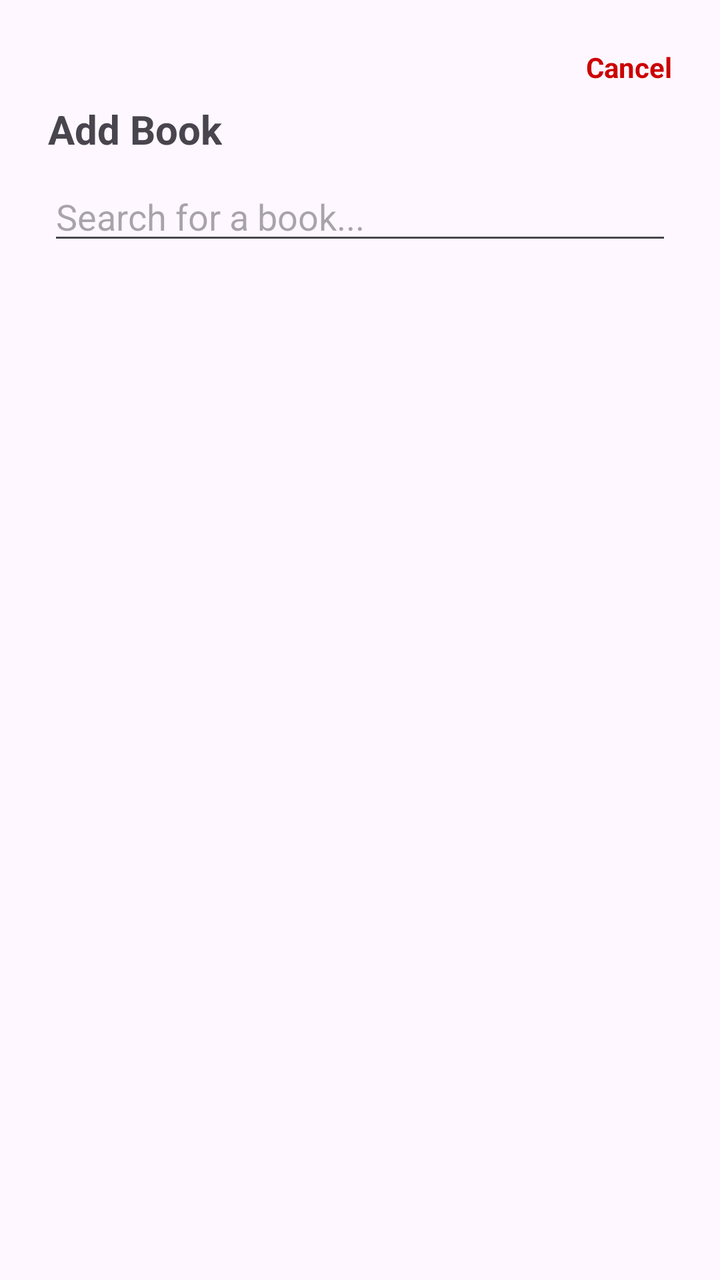
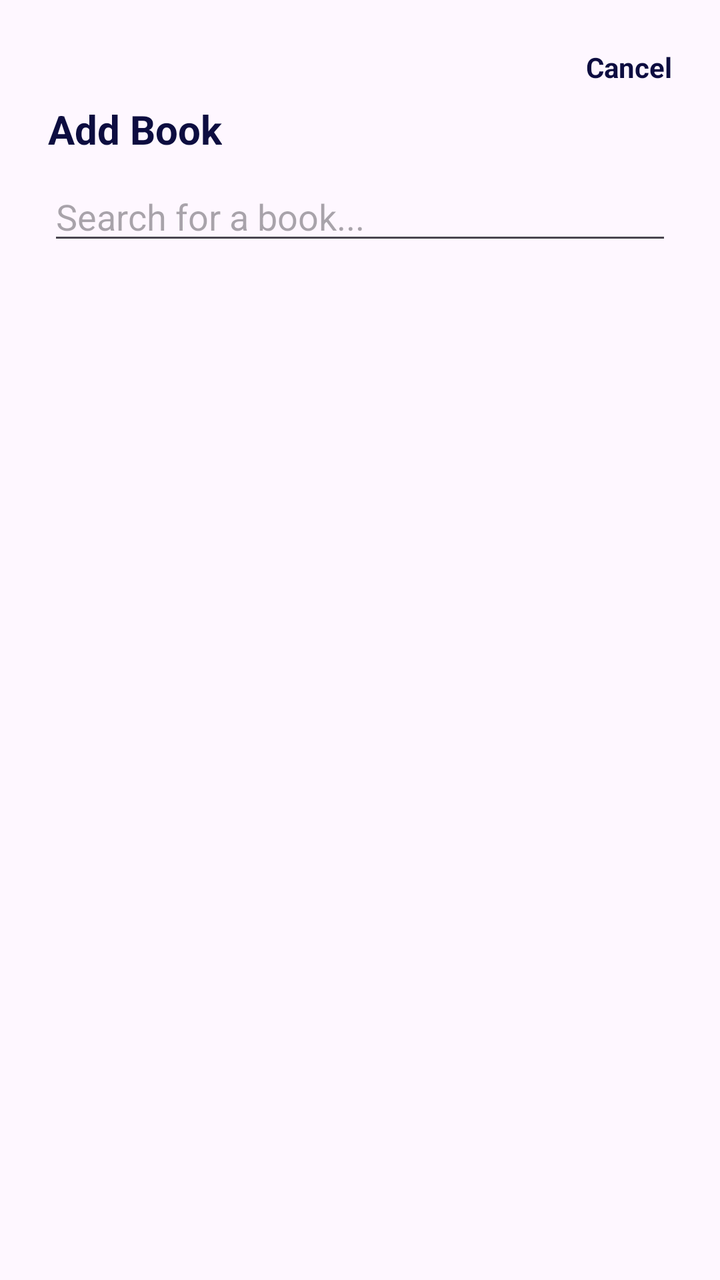

Screens rendered from an Android XML layout before and after an edit, with the pre-edit source and the edit as a unified diff.
<!-- AndroidManifest.xml: application theme Theme.FrontendBook -->
<!-- res/layout/fragment_add_book.xml -->
<?xml version="1.0" encoding="utf-8"?>
<LinearLayout
    xmlns:android="http://schemas.android.com/apk/res/android"
    android:layout_width="match_parent"
    android:layout_height="wrap_content"
    android:orientation="vertical"
    android:padding="24dp">

    
    <TextView
        android:id="@+id/cancelButton"
        android:layout_width="wrap_content"
        android:layout_height="wrap_content"
        android:text="Cancel"
        android:textColor="@android:color/holo_red_dark"
        android:textStyle="bold"
        android:layout_gravity="end"
        android:paddingBottom="8dp" />

    
    <TextView
        android:id="@+id/addBookTitle"
        android:layout_width="wrap_content"
        android:layout_height="wrap_content"
        android:text="Add Book"
        android:textSize="20sp"
        android:textStyle="bold"
        android:paddingBottom="8dp" />

    
    <EditText
        android:id="@+id/searchInput"
        android:layout_width="match_parent"
        android:layout_height="wrap_content"
        android:hint="Search for a book..." />

    
    <ScrollView
        android:layout_width="match_parent"
        android:layout_height="200dp"
        android:layout_marginTop="12dp">

        <LinearLayout
            android:id="@+id/browseButtonList"
            android:layout_width="match_parent"
            android:layout_height="wrap_content"
            android:orientation="vertical" />
    </ScrollView>
</LinearLayout>
<!-- resources referenced by this layout -->
<resources>
  <style name="Theme.FrontendBook" parent="Base.Theme.FrontendBook" />
  <style name="Base.Theme.FrontendBook" parent="Theme.Material3.DayNight.NoActionBar">
          <item name="colorPrimary">@color/primary_bordo</item>
          <item name="colorPrimaryVariant">@color/primary_bordo_dark</item> 
          <item name="colorOnPrimary">@color/white</item>
          <item name="colorSecondary">@color/background_light</item>
          <item name="colorOutline">@color/outline_bordo</item>
      </style>
  <color name="primary_bordo">#400505</color>
  <color name="primary_bordo_dark">#2A0303</color>
  <color name="white">#FFFFFFFF</color>
  <color name="background_light">#F9F9F9</color>
  <color name="outline_bordo">#400505</color>
</resources>

<!-- the commit's change to res/layout/fragment_add_book.xml (unified diff, before → after) -->
@@ -12,7 +12,7 @@
         android:layout_width="wrap_content"
         android:layout_height="wrap_content"
         android:text="Cancel"
-        android:textColor="@android:color/holo_red_dark"
+        android:textColor="@color/primary_dark"
         android:textStyle="bold"
         android:layout_gravity="end"
         android:paddingBottom="8dp" />
@@ -22,6 +22,7 @@
         android:id="@+id/addBookTitle"
         android:layout_width="wrap_content"
         android:layout_height="wrap_content"
+        android:textColor="@color/primary_dark"
         android:text="Add Book"
         android:textSize="20sp"
         android:textStyle="bold"
<!-- resource entries referenced after the edit -->
@@ -1,17 +1,17 @@
 <!-- resources referenced by this layout -->
 <resources>
+  <color name="primary_dark">#0D0D40</color>
   <style name="Theme.FrontendBook" parent="Base.Theme.FrontendBook" />
   <style name="Base.Theme.FrontendBook" parent="Theme.Material3.DayNight.NoActionBar">
-          <item name="colorPrimary">@color/primary_bordo</item>
-          <item name="colorPrimaryVariant">@color/primary_bordo_dark</item> 
+          <item name="colorPrimary">@color/primary</item>
+          <item name="colorPrimaryVariant">@color/primary_dark</item>
           <item name="colorOnPrimary">@color/white</item>
           <item name="colorSecondary">@color/background_light</item>
-          <item name="colorOutline">@color/outline_bordo</item>
+          <item name="colorOutline">@color/outline</item>
       </style>
-  <color name="primary_bordo">#400505</color>
-  <color name="primary_bordo_dark">#2A0303</color>
+  <color name="primary">#132A61</color>
   <color name="white">#FFFFFFFF</color>
-  <color name="background_light">#F9F9F9</color>
-  <color name="outline_bordo">#400505</color>
+  <color name="background_light">#F4F5FB</color>
+  <color name="outline">#132A61</color>
 </resources>
 
